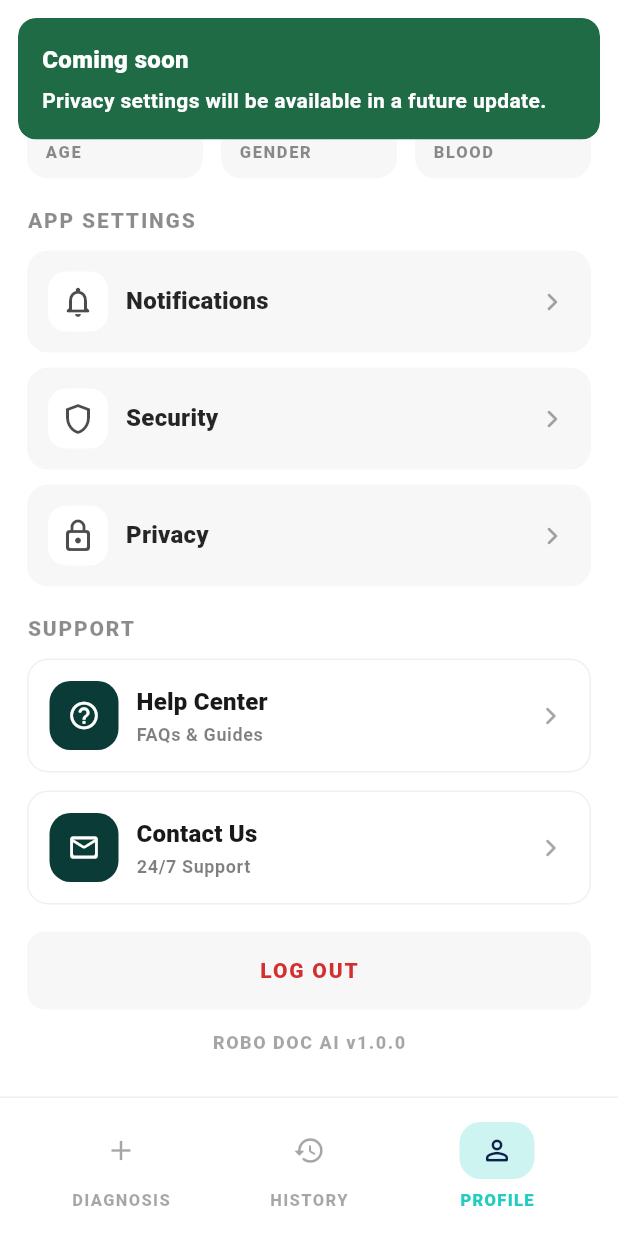
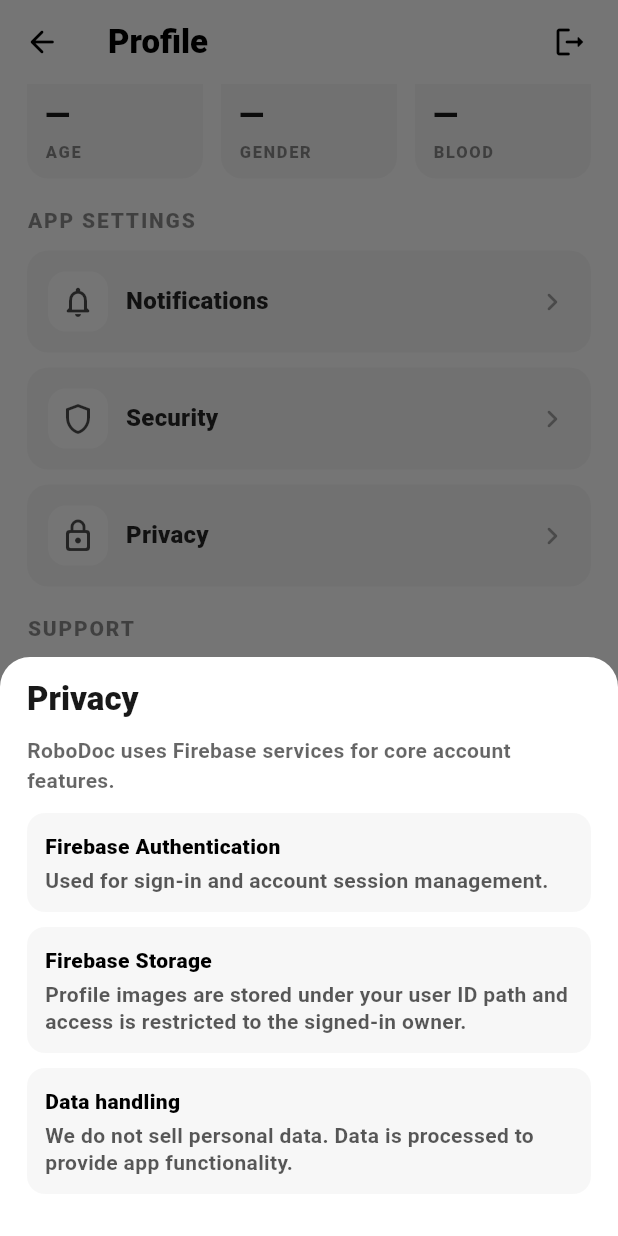
Before and after one commit to maisha-fariha/robodoc, a Flutter app: the ProfilePage screen opened by its route, scrolled down 297 dp, after a tap on "Privacy", on a phone screen of 412 x 824 dp. Run offline on Flutter 3.47's test engine with Material 3 defaults, Android fonts, the phone set to English and light mode, and no system bars; our stand-ins replace connectivity_plus, dartz, dio, firebase_auth, firebase_core, firebase_storage and 9 more; accounts and stored records are empty; network calls fail.

Commit message:
feat: implement privacy and security information sheets in ProfilePage
- Add `openPrivacySheet` to display information about Firebase usage and data handling.
- Add `openSecuritySheet` to provide account security tips.
- Replace "Coming soon" placeholders with the new bottom sheet functions in the Security and Privacy list tiles.
- Update `RoboDocBottomNav` to route the "DIAGNOSIS" tab to `AppRoutes.assessment` instead of `AppRoutes.results`.

```diff
--- a/lib/pages/profile_page.dart
+++ b/lib/pages/profile_page.dart
@@ -361,6 +361,155 @@ class _ProfilePageState extends State<ProfilePage> {
       );
     }
 
+    void openPrivacySheet() {
+      Get.bottomSheet(
+        SafeArea(
+          top: false,
+          child: Material(
+            color: Colors.white,
+            borderRadius: const BorderRadius.vertical(top: Radius.circular(20)),
+            child: Padding(
+              padding: const EdgeInsets.fromLTRB(18, 14, 18, 18),
+              child: Column(
+                mainAxisSize: MainAxisSize.min,
+                crossAxisAlignment: CrossAxisAlignment.start,
+                children: [
+                  Text(
+                    'Privacy',
+                    style: textTheme.titleLarge?.copyWith(
+                      fontWeight: FontWeight.w900,
+                      color: Colors.black.withValues(alpha: 0.9),
+                    ),
+                  ),
+                  const SizedBox(height: 10),
+                  Text(
+                    'RoboDoc uses Firebase services for core account features.',
+                    style: textTheme.bodyMedium?.copyWith(
+                      color: Colors.black.withValues(alpha: 0.6),
+                      fontWeight: FontWeight.w600,
+                    ),
+                  ),
+                  const SizedBox(height: 12),
+                  ...const [
+                    (
+                      'Firebase Authentication',
+                      'Used for sign-in and account session management.',
+                    ),
+                    (
+                      'Firebase Storage',
+                      'Profile images are stored under your user ID path and access is restricted to the signed-in owner.',
+                    ),
+                    (
+                      'Data handling',
+                      'We do not sell personal data. Data is processed to provide app functionality.',
+                    ),
+                  ].map(
+                    (item) => Padding(
+                      padding: const EdgeInsets.only(bottom: 10),
+                      child: Container(
+                        width: double.infinity,
+                        padding: const EdgeInsets.all(12),
+                        decoration: BoxDecoration(
+                          color: Colors.black.withValues(alpha: 0.03),
+                          borderRadius: BorderRadius.circular(12),
+                        ),
+                        child: Column(
+                          crossAxisAlignment: CrossAxisAlignment.start,
+                          children: [
+                            Text(
+                              item.$1,
+                              style: const TextStyle(fontWeight: FontWeight.w800),
+                            ),
+                            const SizedBox(height: 4),
+                            Text(
+                              item.$2,
+                              style: TextStyle(
+                                color: Colors.black.withValues(alpha: 0.65),
+                                height: 1.3,
+                                fontWeight: FontWeight.w600,
+                              ),
+                            ),
+                          ],
+                        ),
+                      ),
+                    ),
+                  ),
+                ],
+              ),
+            ),
+          ),
+        ),
+      );
+    }
+
+    void openSecuritySheet() {
+      Get.bottomSheet(
+        SafeArea(
+          top: false,
+          child: Material(
+            color: Colors.white,
+            borderRadius: const BorderRadius.vertical(top: Radius.circular(20)),
+            child: Padding(
+              padding: const EdgeInsets.fromLTRB(18, 14, 18, 18),
+              child: Column(
+                mainAxisSize: MainAxisSize.min,
+                crossAxisAlignment: CrossAxisAlignment.start,
+                children: [
+                  Text(
+                    'Security',
+                    style: textTheme.titleLarge?.copyWith(
+                      fontWeight: FontWeight.w900,
+                      color: Colors.black.withValues(alpha: 0.9),
+                    ),
+                  ),
+                  const SizedBox(height: 10),
+                  Text(
+                    'Tips to keep your RoboDoc account secure:',
+                    style: textTheme.bodyMedium?.copyWith(
+                      color: Colors.black.withValues(alpha: 0.6),
+                      fontWeight: FontWeight.w600,
+                    ),
+                  ),
+                  const SizedBox(height: 12),
+                  ...const [
+                    'Use a strong unique password for your RoboDoc account.',
+                    'Do not share your login credentials with anyone.',
+                    'Sign out on shared devices after use.',
+                    'Keep your device lock screen enabled.',
+                    'Use password reset immediately if you suspect account misuse.',
+                  ].map(
+                    (tip) => Padding(
+                      padding: const EdgeInsets.only(bottom: 8),
+                      child: Row(
+                        crossAxisAlignment: CrossAxisAlignment.start,
+                        children: [
+                          const Padding(
+                            padding: EdgeInsets.only(top: 4),
+                            child: Icon(Icons.shield_outlined, size: 16),
+                          ),
+                          const SizedBox(width: 8),
+                          Expanded(
+                            child: Text(
+                              tip,
+                              style: TextStyle(
+                                color: Colors.black.withValues(alpha: 0.72),
+                                height: 1.3,
+                                fontWeight: FontWeight.w600,
+                              ),
+                            ),
+                          ),
+                        ],
+                      ),
+                    ),
+                  ),
+                ],
+              ),
+            ),
+          ),
+        ),
+      );
+    }
+
     return Scaffold(
       backgroundColor: Colors.white,
       appBar: AppBar(
@@ -580,21 +729,13 @@ class _ProfilePageState extends State<ProfilePage> {
               _ListTileCard(
                 icon: Icons.shield_outlined,
                 title: 'Security',
-                onTap: () => AppSnackbar.show(
-                  'Coming soon',
-                  'Security settings will be available in a future update.',
-                  isError: false,
-                ),
+                onTap: openSecuritySheet,
               ),
               const SizedBox(height: 10),
               _ListTileCard(
                 icon: Icons.lock_outline_rounded,
                 title: 'Privacy',
-                onTap: () => AppSnackbar.show(
-                  'Coming soon',
-                  'Privacy settings will be available in a future update.',
-                  isError: false,
-                ),
+                onTap: openPrivacySheet,
               ),
               const SizedBox(height: 18),
               _SectionLabel(title: 'SUPPORT'),
--- a/lib/widgets/robodoc_bottom_nav.dart
+++ b/lib/widgets/robodoc_bottom_nav.dart
@@ -26,7 +26,7 @@ class RoboDocBottomNav extends StatelessWidget {
                 icon: Icons.add,
                 label: 'DIAGNOSIS',
                 selected: selected == RoboDocTab.diagnosis,
-                onTap: () => Get.offAllNamed(AppRoutes.results),
+                onTap: () => Get.offAllNamed(AppRoutes.assessment),
               ),
             ),
             Expanded(
```
